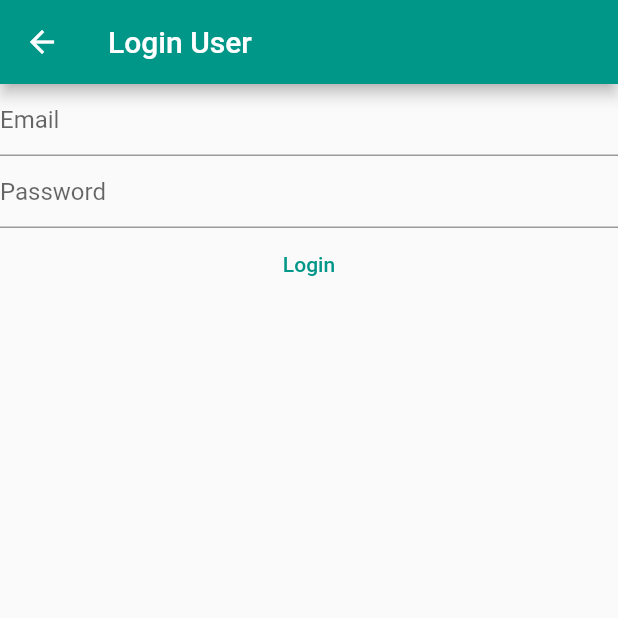
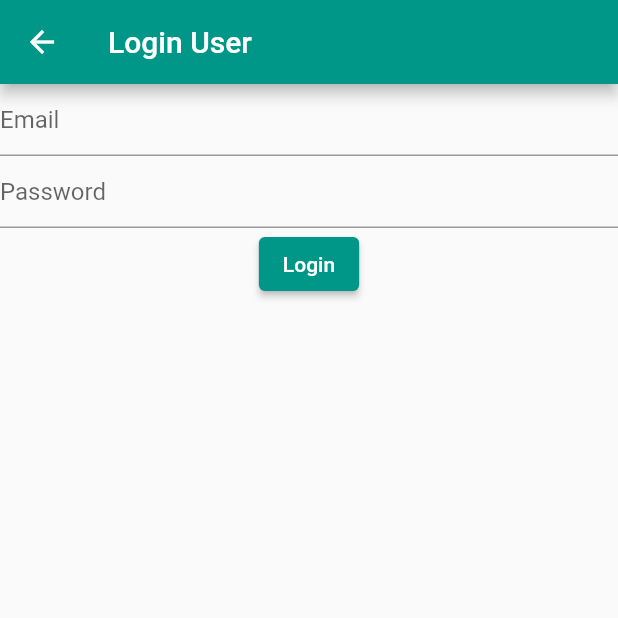
Before and after one commit to SyedWafiHasan/DulyNoted, a Flutter app: the LoginView screen opened directly, after a tap on "Login", on a phone screen of 412 x 824 dp, the top half of it. Run offline on Flutter 3.47's test engine with Material 2 defaults, Android fonts, the light colour scheme and no system bars; our stand-ins replace firebase_auth, firebase_core; accounts and stored records are empty; network calls fail.

Commit message:
Added email verification page

```diff
--- a/dulynoted/lib/main.dart
+++ b/dulynoted/lib/main.dart
@@ -47,7 +47,9 @@ class Homepage extends StatelessWidget {
                 if (emailVerified) {
                   print("Your email has been verified");
                 } else {
-                  Navigator.of(context).push(MaterialPageRoute(builder: (context) => VerifyEmailView()));
+                  Navigator.of(context).push(MaterialPageRoute(
+                    builder: (context) => VerifyEmailView(),
+                  ));
                 }
                 return const Text("Done");
               default:
@@ -68,6 +70,19 @@ class VerifyEmailView extends StatefulWidget {
 class _VerifyEmailViewState extends State<VerifyEmailView> {
   @override
   Widget build(BuildContext context) {
-    return Scaffold();
+    return Scaffold(
+      appBar: AppBar(
+        title: const Text("Verify Email"),
+      ),
+      body: Column(
+        children: [
+          Text("Please verify your email address"),
+          ElevatedButton(onPressed: () async {
+            final user = FirebaseAuth.instance.currentUser;
+            await user?.sendEmailVerification();
+          }, child: const Text("Send Email Verification"))
+        ],
+      ),
+    );
   }
 }
--- a/dulynoted/lib/views/login_view.dart
+++ b/dulynoted/lib/views/login_view.dart
@@ -66,7 +66,7 @@ class _LoginViewState extends State<LoginView> {
                         hintText: "Password",
                       ),
                     ),
-                    TextButton(
+                    ElevatedButton(
                       onPressed: () async {
                         final email = _email.text;
                         final password = _password.text;
@@ -82,6 +82,8 @@ class _LoginViewState extends State<LoginView> {
                             print("User Not Found");
                           } else if (e.code == 'wrong-password') {
                             print("Password Incorrect");
+                          } else if (e.code == 'user-disabled'){
+                            print("Sorry, this user has been disabled.");
                           } else {
                             print("Something else happened : ${e.code}");
                           }
--- a/dulynoted/lib/views/register_view.dart
+++ b/dulynoted/lib/views/register_view.dart
@@ -69,7 +69,7 @@ class _RegisterViewState extends State<RegisterView> {
                         hintText: "Password",
                       ),
                     ),
-                    TextButton(
+                    ElevatedButton(
                       onPressed: () async {
                         final email = _email.text;
                         final password = _password.text;
```
